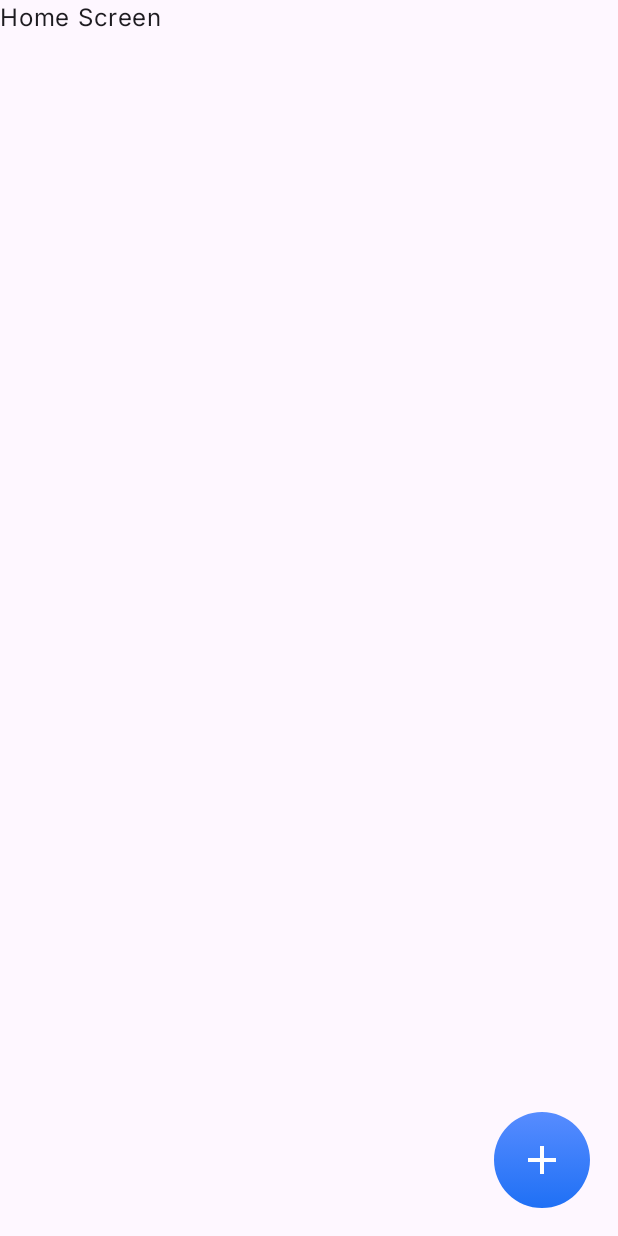
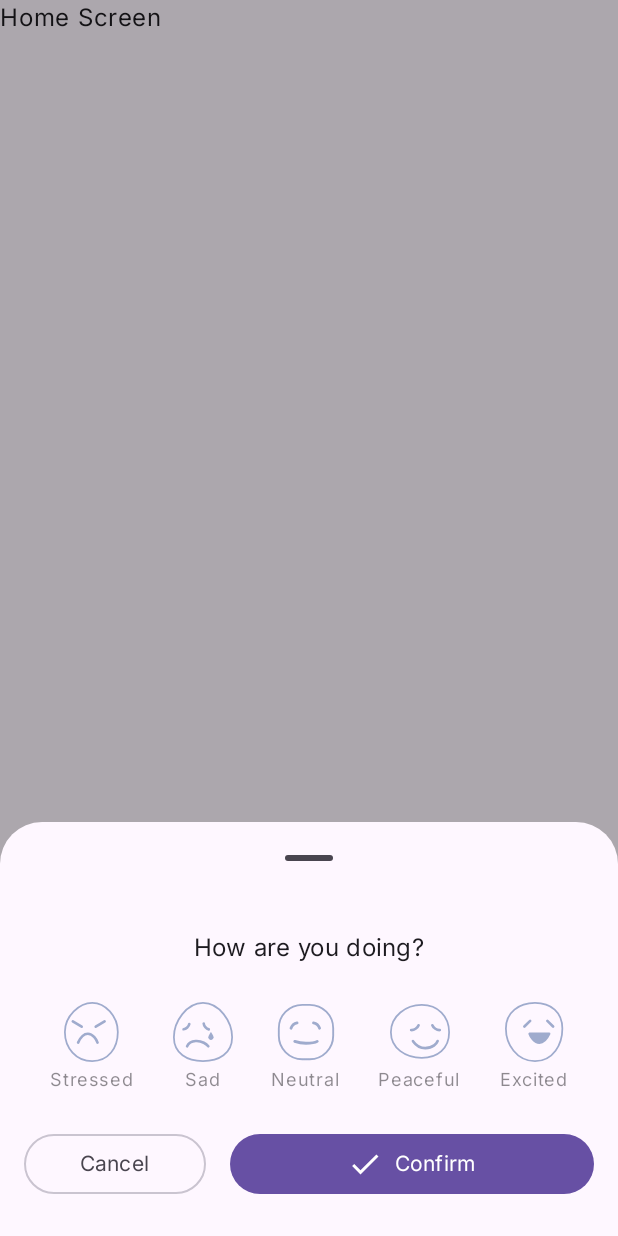
Before and after one commit to devAseemSharma/EchoJournal, an Android app built with Jetpack Compose: the screen it shows after launch (MainActivity), on a phone screen of 412 x 824 dp. Run offline under Robolectric (Android 15) with nearby library versions, the phone set to English and light mode, and no system bars; our stand-ins replace Dagger/Hilt's generated code.

Commit message:
Added mood selection bottom sheet

```diff
--- a/app/src/main/java/com/androidace/echojournal/MainActivity.kt
+++ b/app/src/main/java/com/androidace/echojournal/MainActivity.kt
@@ -49,7 +49,7 @@ fun MainRoot() {
 
     // A shared boolean that any screen can toggle
     var showRecordingSheet by remember { mutableStateOf(false) }
-    var showMoodSheet by remember { mutableStateOf(false) }
+    var showMoodSheet by remember { mutableStateOf(true) }
 
     // The global bottom sheet, visible if showSheet == true
     if (showRecordingSheet) {
--- a/app/src/main/java/com/androidace/echojournal/ui/mood/MoodBottomSheet.kt
+++ b/app/src/main/java/com/androidace/echojournal/ui/mood/MoodBottomSheet.kt
@@ -1,9 +1,166 @@
 package com.androidace.echojournal.ui.mood
 
+import androidx.compose.foundation.Image
+import androidx.compose.foundation.clickable
+import androidx.compose.foundation.layout.Arrangement
+import androidx.compose.foundation.layout.Column
+import androidx.compose.foundation.layout.Row
+import androidx.compose.foundation.layout.Spacer
+import androidx.compose.foundation.layout.fillMaxWidth
+import androidx.compose.foundation.layout.height
+import androidx.compose.foundation.layout.padding
+import androidx.compose.foundation.layout.size
+import androidx.compose.foundation.layout.width
+import androidx.compose.material.icons.Icons
+import androidx.compose.material.icons.filled.Check
+import androidx.compose.material3.Button
+import androidx.compose.material3.Icon
+import androidx.compose.material3.MaterialTheme
+import androidx.compose.material3.OutlinedButton
+import androidx.compose.material3.Surface
+import androidx.compose.material3.Text
 import androidx.compose.runtime.Composable
+import androidx.compose.runtime.getValue
+import androidx.compose.runtime.mutableStateOf
+import androidx.compose.runtime.remember
+import androidx.compose.runtime.setValue
+import androidx.compose.ui.Alignment
 import androidx.compose.ui.Modifier
+import androidx.compose.ui.res.painterResource
+import androidx.compose.ui.unit.dp
+import androidx.hilt.navigation.compose.hiltViewModel
+import com.androidace.echojournal.ui.mood.model.Mood
+import kotlinx.collections.immutable.PersistentList
+
 
 @Composable
-fun MoodBottomSheet(modifier: Modifier = Modifier) {
+fun MoodBottomSheet(
+    viewModel: MoodBottomSheetViewModel = hiltViewModel()
+) {
+    val moodList = viewModel.moodList
+    MoodBottomSheet(
+        moodList =
+        moodList,
+        onCancel = {},
+        onConfirm = {},
+    )
+}
+
+@Composable
+fun MoodBottomSheet(
+    moodList: PersistentList<Mood>,
+    onCancel: () -> Unit,
+    onConfirm: (Mood) -> Unit,
+    modifier: Modifier = Modifier
+) {
+    // Track which mood is currently selected; default = NEUTRAL or null if you prefer
+    var selectedMood by remember { mutableStateOf<Mood?>(null) }
+
+    // Container for the bottom sheet content
+    Surface(
+        color = MaterialTheme.colorScheme.background
+    ) {
+        Column(
+            modifier = Modifier
+                .fillMaxWidth()
+                .padding(horizontal = 16.dp, vertical = 24.dp),
+            horizontalAlignment = Alignment.CenterHorizontally
+        ) {
+            // Title
+            Text(
+                text = "How are you doing?",
+                style = MaterialTheme.typography.titleMedium.copy(
+                    color = MaterialTheme.colorScheme.onBackground
+                )
+            )
+
+            Spacer(Modifier.height(24.dp))
+
+            // Row of moods
+            Row(
+                modifier = Modifier.fillMaxWidth(),
+                horizontalArrangement = Arrangement.SpaceEvenly
+            ) {
+                moodList.forEach { mood ->
+                    MoodItem(
+                        mood = mood,
+                        isSelected = (mood == selectedMood),
+                        onClick = {
+                            selectedMood = mood
+                        }
+                    )
+                }
+            }
+
+            Spacer(Modifier.height(24.dp))
+
+            // Bottom buttons: Cancel and Confirm
+            Row(
+                modifier = Modifier.fillMaxWidth(),
+                horizontalArrangement = Arrangement.SpaceBetween
+            ) {
+                // Cancel
+                OutlinedButton(
+                    onClick = onCancel,
+                    modifier = Modifier.weight(1f)
+                ) {
+                    Text("Cancel")
+                }
+
+                Spacer(Modifier.width(16.dp))
+
+                // Confirm
+                Button(
+                    onClick = {
+                        // Only call onConfirm if a mood is selected
+                        selectedMood?.let { onConfirm(it) }
+                    },
+                    modifier = Modifier.weight(2f)
+                ) {
+                    Icon(
+                        imageVector = Icons.Default.Check,
+                        contentDescription = null
+                    )
+                    Spacer(Modifier.width(8.dp))
+                    Text("Confirm")
+                }
+            }
+        }
+    }
 
 }
+
+@Composable
+fun MoodItem(
+    mood: Mood,
+    isSelected: Boolean,
+    onClick: () -> Unit
+) {
+    // Decide the tint color for the mood icon & label
+    val tintColor = if (isSelected) {
+        MaterialTheme.colorScheme.primary
+    } else {
+        // Slightly faded if not selected
+        MaterialTheme.colorScheme.onSurface.copy(alpha = 0.5f)
+    }
+
+    // A simple column: icon above, label below
+    Column(
+        modifier = Modifier
+            .clickable { onClick() }
+            .padding(horizontal = 8.dp),
+        horizontalAlignment = Alignment.CenterHorizontally
+    ) {
+        Image(
+            painter = if (isSelected) painterResource(mood.activeResId) else painterResource(mood.inactiveResId),
+            contentDescription = mood.displayName,
+            modifier = Modifier.size(40.dp)
+        )
+        Spacer(Modifier.height(4.dp))
+        Text(
+            text = mood.displayName,
+            color = tintColor,
+            style = MaterialTheme.typography.labelMedium
+        )
+    }
+}
--- a/app/src/main/java/com/androidace/echojournal/ui/mood/MoodBottomSheetViewModel.kt
+++ b/app/src/main/java/com/androidace/echojournal/ui/mood/MoodBottomSheetViewModel.kt
@@ -1,9 +1,13 @@
 package com.androidace.echojournal.ui.mood
 
 import androidx.lifecycle.ViewModel
+import com.androidace.echojournal.ui.mood.model.Mood
 import dagger.hilt.android.lifecycle.HiltViewModel
+import kotlinx.collections.immutable.persistentListOf
 import javax.inject.Inject
 
 @HiltViewModel
 class MoodBottomSheetViewModel @Inject constructor() : ViewModel() {
+    val moodList =
+        persistentListOf(Mood.STRESSED, Mood.SAD, Mood.NEUTRAL, Mood.PEACEFUL, Mood.EXCITED)
 }
--- /dev/null
+++ b/app/src/main/java/com/androidace/echojournal/ui/mood/model/Mood.kt
@@ -0,0 +1,16 @@
+package com.androidace.echojournal.ui.mood.model
+
+import androidx.annotation.DrawableRes
+import com.androidace.echojournal.R
+
+enum class Mood(
+    val displayName: String,
+    @DrawableRes val activeResId: Int,
+    @DrawableRes val inactiveResId: Int
+) {
+    STRESSED("Stressed", R.drawable.stress_active, R.drawable.stress_inactive),
+    SAD("Sad", R.drawable.sad_active, R.drawable.sad_inactive),
+    NEUTRAL("Neutral", R.drawable.neutral_active, R.drawable.neutral_inactive),
+    PEACEFUL("Peaceful", R.drawable.peaceful_active, R.drawable.peaceful_inactive),
+    EXCITED("Excited", R.drawable.excited_active, R.drawable.excited_inactive)
+}
--- /dev/null
+++ b/app/src/main/res/drawable/excited_active.xml
@@ -0,0 +1,40 @@
+<vector xmlns:android="http://schemas.android.com/apk/res/android"
+    xmlns:aapt="http://schemas.android.com/aapt"
+    android:width="32dp"
+    android:height="32dp"
+    android:viewportWidth="32"
+    android:viewportHeight="32">
+  <path
+      android:pathData="M31,14C31,22.837 26,32 16,32C6,32 0,22.837 0,14C0,5.163 7.163,0 16,0C24.837,0 31,5.163 31,14Z">
+    <aapt:attr name="android:fillColor">
+      <gradient
+          android:startX="16"
+          android:startY="0"
+          android:endX="16"
+          android:endY="32"
+          android:type="linear">
+        <item android:offset="0" android:color="#FFF5CB6F"/>
+        <item android:offset="1" android:color="#FFF6B01A"/>
+      </gradient>
+    </aapt:attr>
+  </path>
+  <path
+      android:pathData="M24,17C23.167,18.833 21.725,22 18.5,22C15.5,22 13.5,18.5 13,17L24,17Z"
+      android:strokeLineJoin="round"
+      android:strokeWidth="1.5"
+      android:fillColor="#191A20"
+      android:strokeColor="#191A20"
+      android:strokeLineCap="round"/>
+  <path
+      android:pathData="M23,9.67L26.252,12.9"
+      android:strokeWidth="1.5"
+      android:fillColor="#00000000"
+      android:strokeColor="#191A20"
+      android:strokeLineCap="round"/>
+  <path
+      android:pathData="M13.252,9.67L10,12.9"
+      android:strokeWidth="1.5"
+      android:fillColor="#00000000"
+      android:strokeColor="#191A20"
+      android:strokeLineCap="round"/>
+</vector>
--- /dev/null
+++ b/app/src/main/res/drawable/excited_inactive.xml
@@ -0,0 +1,30 @@
+<vector xmlns:android="http://schemas.android.com/apk/res/android"
+    android:width="33dp"
+    android:height="34dp"
+    android:viewportWidth="33"
+    android:viewportHeight="34">
+  <path
+      android:strokeWidth="1"
+      android:pathData="M17,33.5C22.174,33.5 26.068,31.121 28.653,27.61C31.227,24.114 32.5,19.504 32.5,15C32.5,10.459 30.912,6.818 28.149,4.316C25.392,1.819 21.513,0.5 17,0.5C12.488,0.5 8.369,1.818 5.368,4.301C2.357,6.792 0.5,10.434 0.5,15C0.5,24.009 6.631,33.5 17,33.5Z"
+      android:fillColor="#00000000"
+      android:strokeColor="#9FABCD"/>
+  <path
+      android:pathData="M25,18C24.167,19.833 22.725,23 19.5,23C16.5,23 14.5,19.5 14,18L25,18Z"
+      android:strokeLineJoin="round"
+      android:strokeWidth="1.5"
+      android:fillColor="#9FABCD"
+      android:strokeColor="#9FABCD"
+      android:strokeLineCap="round"/>
+  <path
+      android:pathData="M24,10.67L27.252,13.9"
+      android:strokeWidth="1.5"
+      android:fillColor="#00000000"
+      android:strokeColor="#9FABCD"
+      android:strokeLineCap="round"/>
+  <path
+      android:pathData="M14.252,10.67L11,13.9"
+      android:strokeWidth="1.5"
+      android:fillColor="#00000000"
+      android:strokeColor="#9FABCD"
+      android:strokeLineCap="round"/>
+</vector>
--- /dev/null
+++ b/app/src/main/res/drawable/ic_add_mood.xml
@@ -0,0 +1,12 @@
+<vector xmlns:android="http://schemas.android.com/apk/res/android"
+    android:width="32dp"
+    android:height="32dp"
+    android:viewportWidth="32"
+    android:viewportHeight="32">
+  <path
+      android:pathData="M16,16m-16,0a16,16 0,1 1,32 0a16,16 0,1 1,-32 0"
+      android:fillColor="#EEF0FF"/>
+  <path
+      android:pathData="M15.167,16.833H10.167V15.167H15.167V10.167H16.833V15.167H21.833V16.833H16.833V21.833H15.167V16.833Z"
+      android:fillColor="#9FABCD"/>
+</vector>
--- /dev/null
+++ b/app/src/main/res/drawable/neutral_active.xml
@@ -0,0 +1,39 @@
+<vector xmlns:android="http://schemas.android.com/apk/res/android"
+    xmlns:aapt="http://schemas.android.com/aapt"
+    android:width="32dp"
+    android:height="32dp"
+    android:viewportWidth="32"
+    android:viewportHeight="32">
+  <path
+      android:pathData="M14,1L18,1A13,13 0,0 1,31 14L31,18A13,13 0,0 1,18 31L14,31A13,13 0,0 1,1 18L1,14A13,13 0,0 1,14 1z">
+    <aapt:attr name="android:fillColor">
+      <gradient
+          android:startX="16"
+          android:startY="1"
+          android:endX="16"
+          android:endY="31"
+          android:type="linear">
+        <item android:offset="0" android:color="#FFC4F3DB"/>
+        <item android:offset="1" android:color="#FF71EBAC"/>
+      </gradient>
+    </aapt:attr>
+  </path>
+  <path
+      android:pathData="M20,11.175C21.63,11.511 22.701,12.448 23.248,14.02"
+      android:strokeWidth="1.5"
+      android:fillColor="#00000000"
+      android:strokeColor="#191A20"
+      android:strokeLineCap="round"/>
+  <path
+      android:pathData="M11.248,11.175C9.618,11.511 8.548,12.448 8,14.02"
+      android:strokeWidth="1.5"
+      android:fillColor="#00000000"
+      android:strokeColor="#191A20"
+      android:strokeLineCap="round"/>
+  <path
+      android:pathData="M10,21C11.25,21.444 13.6,22 16,22C18.4,22 21.25,21.444 22,21"
+      android:strokeWidth="1.5"
+      android:fillColor="#00000000"
+      android:strokeColor="#191A20"
+      android:strokeLineCap="round"/>
+</vector>
--- /dev/null
+++ b/app/src/main/res/drawable/neutral_inactive.xml
@@ -0,0 +1,29 @@
+<vector xmlns:android="http://schemas.android.com/apk/res/android"
+    android:width="32dp"
+    android:height="32dp"
+    android:viewportWidth="32"
+    android:viewportHeight="32">
+  <path
+      android:strokeWidth="1"
+      android:pathData="M14,1.5L18,1.5A12.5,12.5 0,0 1,30.5 14L30.5,18A12.5,12.5 0,0 1,18 30.5L14,30.5A12.5,12.5 0,0 1,1.5 18L1.5,14A12.5,12.5 0,0 1,14 1.5z"
+      android:fillColor="#00000000"
+      android:strokeColor="#9FABCD"/>
+  <path
+      android:pathData="M20,11.175C21.63,11.511 22.701,12.448 23.248,14.02"
+      android:strokeWidth="1.5"
+      android:fillColor="#00000000"
+      android:strokeColor="#9FABCD"
+      android:strokeLineCap="round"/>
+  <path
+      android:pathData="M11.248,11.175C9.618,11.511 8.548,12.448 8,14.02"
+      android:strokeWidth="1.5"
+      android:fillColor="#00000000"
+      android:strokeColor="#9FABCD"
+      android:strokeLineCap="round"/>
+  <path
+      android:pathData="M10,21C11.25,21.444 13.6,22 16,22C18.4,22 21.25,21.444 22,21"
+      android:strokeWidth="1.5"
+      android:fillColor="#00000000"
+      android:strokeColor="#9FABCD"
+      android:strokeLineCap="round"/>
+</vector>
--- /dev/null
+++ b/app/src/main/res/drawable/peaceful_active.xml
@@ -0,0 +1,39 @@
+<vector xmlns:android="http://schemas.android.com/apk/res/android"
+    xmlns:aapt="http://schemas.android.com/aapt"
+    android:width="32dp"
+    android:height="32dp"
+    android:viewportWidth="32"
+    android:viewportHeight="32">
+  <path
+      android:pathData="M32,16C32,24.837 25.837,30 17,30C8.163,30 0,24.837 0,16C0,7.163 8.163,1 17,1C25.837,1 32,7.163 32,16Z">
+    <aapt:attr name="android:fillColor">
+      <gradient
+          android:startX="16"
+          android:startY="0"
+          android:endX="16"
+          android:endY="32"
+          android:type="linear">
+        <item android:offset="0" android:color="#FFFCCDEE"/>
+        <item android:offset="1" android:color="#FFF991E0"/>
+      </gradient>
+    </aapt:attr>
+  </path>
+  <path
+      android:pathData="M12,21C13.029,22.47 14.75,25 19,25C23.5,25 25.559,22.176 26,21"
+      android:strokeWidth="1.5"
+      android:fillColor="#00000000"
+      android:strokeColor="#191A20"
+      android:strokeLineCap="round"/>
+  <path
+      android:pathData="M23,12.037C23.566,13.601 25.538,14.877 27.198,14.753"
+      android:strokeWidth="1.5"
+      android:fillColor="#00000000"
+      android:strokeColor="#191A20"
+      android:strokeLineCap="round"/>
+  <path
+      android:pathData="M15.198,12.037C14.631,13.601 12.66,14.877 11,14.753"
+      android:strokeWidth="1.5"
+      android:fillColor="#00000000"
+      android:strokeColor="#191A20"
+      android:strokeLineCap="round"/>
+</vector>
--- /dev/null
+++ b/app/src/main/res/drawable/peaceful_inactive.xml
@@ -0,0 +1,29 @@
+<vector xmlns:android="http://schemas.android.com/apk/res/android"
+    android:width="34dp"
+    android:height="32dp"
+    android:viewportWidth="34"
+    android:viewportHeight="32">
+  <path
+      android:strokeWidth="1"
+      android:pathData="M18,30.5C22.513,30.5 26.392,29.181 29.149,26.684C31.912,24.183 33.5,20.541 33.5,16C33.5,11.462 31.916,7.581 29.167,4.833C26.419,2.085 22.538,0.5 18,0.5C8.972,0.5 0.5,6.81 0.5,16C0.5,20.59 2.627,24.232 5.883,26.712C9.129,29.184 13.491,30.5 18,30.5Z"
+      android:fillColor="#00000000"
+      android:strokeColor="#9FABCD"/>
+  <path
+      android:pathData="M13,21C14.029,22.47 15.75,25 20,25C24.5,25 26.559,22.176 27,21"
+      android:strokeWidth="1.5"
+      android:fillColor="#00000000"
+      android:strokeColor="#9FABCD"
+      android:strokeLineCap="round"/>
+  <path
+      android:pathData="M24,12.037C24.566,13.601 26.538,14.877 28.198,14.753"
+      android:strokeWidth="1.5"
+      android:fillColor="#00000000"
+      android:strokeColor="#9FABCD"
+      android:strokeLineCap="round"/>
+  <path
+      android:pathData="M16.198,12.037C15.631,13.601 13.66,14.877 12,14.753"
+      android:strokeWidth="1.5"
+      android:fillColor="#00000000"
+      android:strokeColor="#9FABCD"
+      android:strokeLineCap="round"/>
+</vector>
--- /dev/null
+++ b/app/src/main/res/drawable/sad_active.xml
@@ -0,0 +1,42 @@
+<vector xmlns:android="http://schemas.android.com/apk/res/android"
+    xmlns:aapt="http://schemas.android.com/aapt"
+    android:width="32dp"
+    android:height="32dp"
+    android:viewportWidth="32"
+    android:viewportHeight="32">
+  <path
+      android:pathData="M32,19C32,27.837 24.837,32 16,32C7.163,32 0,27.837 0,19C0,10.163 7.163,0 16,0C24.837,0 32,10.163 32,19Z">
+    <aapt:attr name="android:fillColor">
+      <gradient
+          android:startX="16"
+          android:startY="0"
+          android:endX="16"
+          android:endY="32"
+          android:type="linear">
+        <item android:offset="0" android:color="#FF7BBCFA"/>
+        <item android:offset="1" android:color="#FF2993F7"/>
+      </gradient>
+    </aapt:attr>
+  </path>
+  <path
+      android:pathData="M19,24.078C18.118,22.975 15.445,20.836 11.815,21.101C8.185,21.365 7.378,23.196 7,24.078"
+      android:strokeWidth="1.5"
+      android:fillColor="#00000000"
+      android:strokeColor="#191A20"
+      android:strokeLineCap="round"/>
+  <path
+      android:pathData="M8.226,11.479C7.968,12.916 6.453,14.311 5,14.45"
+      android:strokeWidth="1.5"
+      android:fillColor="#00000000"
+      android:strokeColor="#191A20"
+      android:strokeLineCap="round"/>
+  <path
+      android:pathData="M16.402,11.184C16.496,12.64 17.844,14.198 19.272,14.5"
+      android:strokeWidth="1.5"
+      android:fillColor="#00000000"
+      android:strokeColor="#191A20"
+      android:strokeLineCap="round"/>
+  <path
+      android:pathData="M22,19C22,19.828 21.328,20.5 20.5,20.5C19.672,20.5 19,19.828 19,19C19,18.172 20.5,16 20.5,16C20.5,16 22,18.172 22,19Z"
+      android:fillColor="#DFEEFC"/>
+</vector>
--- /dev/null
+++ b/app/src/main/res/drawable/sad_inactive.xml
@@ -0,0 +1,32 @@
+<vector xmlns:android="http://schemas.android.com/apk/res/android"
+    android:width="34dp"
+    android:height="34dp"
+    android:viewportWidth="34"
+    android:viewportHeight="34">
+  <path
+      android:strokeWidth="1"
+      android:pathData="M17,33.5C21.488,33.5 25.604,32.444 28.611,30.215C31.638,27.973 33.5,24.572 33.5,20C33.5,15.457 31.663,10.599 28.705,6.875C25.749,3.153 21.618,0.5 17,0.5C12.382,0.5 8.251,3.153 5.295,6.875C2.337,10.599 0.5,15.457 0.5,20C0.5,24.572 2.362,27.973 5.389,30.215C8.396,32.444 12.512,33.5 17,33.5Z"
+      android:fillColor="#00000000"
+      android:strokeColor="#9FABCD"/>
+  <path
+      android:pathData="M20,25.078C19.118,23.975 16.445,21.836 12.815,22.101C9.185,22.365 8.378,24.196 8,25.078"
+      android:strokeWidth="1.5"
+      android:fillColor="#00000000"
+      android:strokeColor="#9FABCD"
+      android:strokeLineCap="round"/>
+  <path
+      android:pathData="M9.226,12.479C8.968,13.916 7.453,15.311 6,15.45"
+      android:strokeWidth="1.5"
+      android:fillColor="#00000000"
+      android:strokeColor="#9FABCD"
+      android:strokeLineCap="round"/>
+  <path
+      android:pathData="M17.402,12.184C17.496,13.64 18.844,15.198 20.272,15.5"
+      android:strokeWidth="1.5"
+      android:fillColor="#00000000"
+      android:strokeColor="#9FABCD"
+      android:strokeLineCap="round"/>
+  <path
+      android:pathData="M23,20C23,20.828 22.328,21.5 21.5,21.5C20.672,21.5 20,20.828 20,20C20,19.172 21.5,17 21.5,17C21.5,17 23,19.172 23,20Z"
+      android:fillColor="#9FABCD"/>
+</vector>
--- /dev/null
+++ b/app/src/main/res/drawable/stress_active.xml
@@ -0,0 +1,39 @@
+<vector xmlns:android="http://schemas.android.com/apk/res/android"
+    xmlns:aapt="http://schemas.android.com/aapt"
+    android:width="32dp"
+    android:height="32dp"
+    android:viewportWidth="32"
+    android:viewportHeight="32">
+  <path
+      android:pathData="M30,16C30,24.837 24.837,32 16,32C7.163,32 1,24.837 1,16C1,7.163 9,0 16,0C23,0 30,7.163 30,16Z">
+    <aapt:attr name="android:fillColor">
+      <gradient
+          android:startX="16"
+          android:startY="0"
+          android:endX="16"
+          android:endY="32"
+          android:type="linear">
+        <item android:offset="0" android:color="#FFF69193"/>
+        <item android:offset="1" android:color="#FFED3A3A"/>
+      </gradient>
+    </aapt:attr>
+  </path>
+  <path
+      android:pathData="M8,22C8.833,20.167 10.275,17 13.5,17C16.5,17 18.5,20.5 19,22"
+      android:strokeWidth="1.5"
+      android:fillColor="#00000000"
+      android:strokeColor="#191A20"
+      android:strokeLineCap="round"/>
+  <path
+      android:pathData="M18,13L23,10"
+      android:strokeWidth="1.5"
+      android:fillColor="#00000000"
+      android:strokeColor="#191A20"
+      android:strokeLineCap="round"/>
+  <path
+      android:pathData="M5,10L10,13"
+      android:strokeWidth="1.5"
+      android:fillColor="#00000000"
+      android:strokeColor="#191A20"
+      android:strokeLineCap="round"/>
+</vector>
--- /dev/null
+++ b/app/src/main/res/drawable/stress_inactive.xml
@@ -0,0 +1,29 @@
+<vector xmlns:android="http://schemas.android.com/apk/res/android"
+    android:width="32dp"
+    android:height="34dp"
+    android:viewportWidth="32"
+    android:viewportHeight="34">
+  <path
+      android:strokeWidth="1"
+      android:pathData="M16,33.5C20.566,33.5 24.208,31.643 26.699,28.632C29.182,25.631 30.5,21.511 30.5,17C30.5,7.935 23.321,0.5 16,0.5C12.338,0.5 8.466,2.367 5.52,5.334C2.569,8.307 0.5,12.428 0.5,17C0.5,26.069 6.846,33.5 16,33.5Z"
+      android:fillColor="#00000000"
+      android:strokeColor="#9FABCD"/>
+  <path
+      android:pathData="M8,23C8.833,21.167 10.275,18 13.5,18C16.5,18 18.5,21.5 19,23"
+      android:strokeWidth="1.5"
+      android:fillColor="#00000000"
+      android:strokeColor="#9FABCD"
+      android:strokeLineCap="round"/>
+  <path
+      android:pathData="M18,14L23,11"
+      android:strokeWidth="1.5"
+      android:fillColor="#00000000"
+      android:strokeColor="#9FABCD"
+      android:strokeLineCap="round"/>
+  <path
+      android:pathData="M5,11L10,14"
+      android:strokeWidth="1.5"
+      android:fillColor="#00000000"
+      android:strokeColor="#9FABCD"
+      android:strokeLineCap="round"/>
+</vector>
```
Also changed, not shown: app/build.gradle.kts (+7 -3 lines), gradle/libs.versions.toml (+8 -0 lines).
